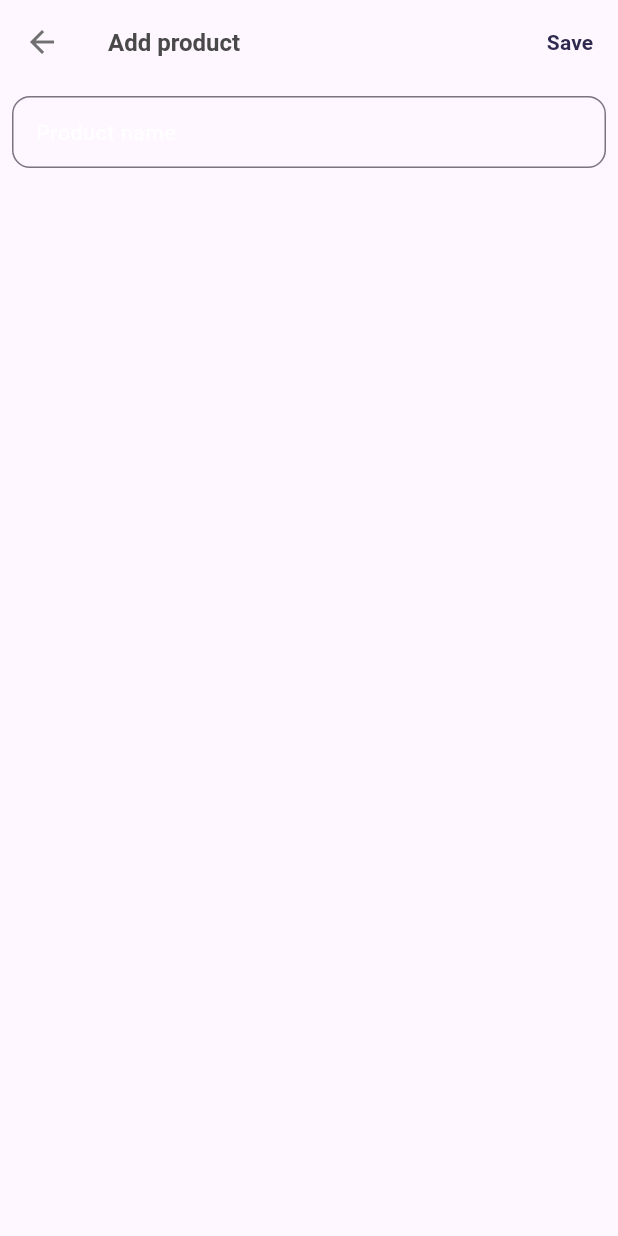
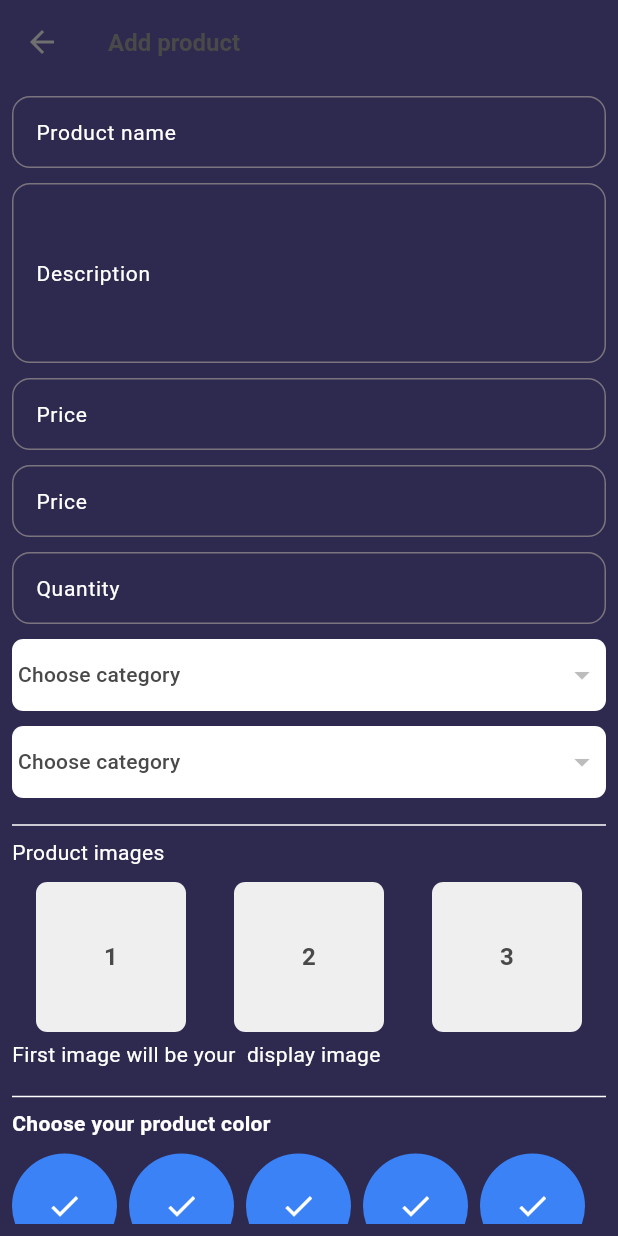
Before and after one commit to MDK301/e_comer_admin, a Flutter app: the ProductsScreen screen opened directly, after a tap on the "add" icon, on a phone screen of 412 x 824 dp. Run offline on Flutter 3.47's test engine with Material 3 defaults, Android fonts, the phone set to English and light mode, and no system bars; our stand-ins replace cloud_firestore, firebase_auth, firebase_core, get, velocity_x; accounts and stored records are empty.

Commit message:
9:58/23:29 26/30

```diff
--- a/lib/const/const.dart
+++ b/lib/const/const.dart
@@ -5,3 +5,4 @@ export 'package:velocity_x/velocity_x.dart';
 export 'package:flutter/material.dart';
 export './images.dart';
 export 'package:get/get.dart';
+export 'package:e_comer_admin/views/widget/text_style.dart';
--- a/lib/views/products_screen/add_product.dart
+++ b/lib/views/products_screen/add_product.dart
@@ -1,4 +1,6 @@
 import 'package:e_comer_admin/const/const.dart';
+import 'package:e_comer_admin/views/products_screen/component/product_dropdown.dart';
+import 'package:e_comer_admin/views/products_screen/component/product_images.dart';
 import 'package:e_comer_admin/views/widget/custom_textfield.dart';
 import 'package:e_comer_admin/views/widget/text_style.dart';
 
@@ -8,6 +10,7 @@ class AddProduct extends StatelessWidget {
   @override
   Widget build(BuildContext context) {
     return Scaffold(
+      backgroundColor: purpleColor,
       appBar: AppBar(
         leading: IconButton(
             onPressed: () {
@@ -22,12 +25,58 @@ class AddProduct extends StatelessWidget {
       ),
       body: Padding(
         padding: const EdgeInsets.all(8.0),
-        child: Column(
-          children: [
-            customTextField(hint: "eg. BMW", label: "Product name"),
-          ],
-        ), // Column
-      ), // Padding
-    ); // Scaffold
+        child: SingleChildScrollView(
+          physics: BouncingScrollPhysics(),
+          child: Column(
+            crossAxisAlignment: CrossAxisAlignment.start,
+            children: [
+              customTextField(hint: "eg. BMW", label: "Product name"),
+              10.heightBox,
+              customTextField(
+                  hint: "eg. Nice product", label: "Description", isDesc: true),
+              10.heightBox,
+              customTextField(hint: "eg. \$100", label: "Price"),
+              10.heightBox,
+              customTextField(hint: "eg. \$100", label: "Price"),
+              10.heightBox,
+              customTextField(hint: "eg. 20", label: "Quantity"),
+              10.heightBox,
+              productDropdown(),
+              10.heightBox,
+              productDropdown(),
+              10.heightBox,
+              Divider(color: white,),
+              normalText(text: "Product images"),
+              10.heightBox,
+
+              Row(
+                mainAxisAlignment: MainAxisAlignment.spaceAround,
+                children: List.generate(3, (index) => producImages(lable: "${index+1}")),
+              ),
+              5.heightBox,
+              normalText(text: "First image will be your  display image"),
+              10.heightBox,
+              Divider(color: white,),
+              boldText(text: "Choose your product color"),
+              10.heightBox,
+              Wrap(
+                spacing: 8.0,
+                runSpacing: 8.0,
+                children: List.generate(
+                  9,
+                      (index) => Stack(
+                    alignment: Alignment.center,
+                    children: [
+                      VxBox().color(Vx.randomPrimaryColor).roundedFull.size(70, 70).make(),
+                      const Icon(Icons.done, color: white),
+                    ],
+                  ),
+                ),
+              ),
+            ],
+          ),
+        ),
+      ),
+    );
   }
 }
--- /dev/null
+++ b/lib/views/products_screen/component/product_dropdown.dart
@@ -0,0 +1,14 @@
+import 'package:e_comer_admin/const/const.dart';
+import 'package:e_comer_admin/views/widget/text_style.dart';
+
+Widget productDropdown() {
+  return DropdownButtonHideUnderline(
+      child: DropdownButton<String>(
+        hint: normalText(text: "Choose category",color: fontGrey),
+        value: null,
+        isExpanded: true,
+        items: const [],
+        onChanged: (value) {},
+      ) // DropdownButton
+  ).box.white.padding(const EdgeInsets.symmetric(horizontal: 4)).roundedSM.make();
+}
--- /dev/null
+++ b/lib/views/products_screen/component/product_images.dart
@@ -0,0 +1,4 @@
+import 'package:e_comer_admin/const/const.dart';
+ Widget producImages({required lable,onPress}){
+   return "$lable".text.bold.color(fontGrey).size(16.0).makeCentered().box.color(lightGrey).size(100, 100).roundedSM.make();
+ }
--- a/lib/views/products_screen/product_detail.dart
+++ b/lib/views/products_screen/product_detail.dart
@@ -41,7 +41,15 @@ class ProductDetails extends StatelessWidget {
                 children: [
                   boldText(text: "Product title", color: fontGrey, size: 16.0),
                   10.heightBox,
-                  // rating
+                  Row(
+                    children: [
+                      boldText(text: "Category", color: fontGrey, size: 16.0),
+                      10.widthBox,
+                      normalText(text: "Subcategory", color: fontGrey, size: 16.0),
+                    ], // Row
+                  ),
+                  10.heightBox,
+                  // RATING
                   VxRating(
                     isSelectable: false,
                     // value: double.parse(data['p_rating']),
--- a/lib/views/products_screen/products_screen.dart
+++ b/lib/views/products_screen/products_screen.dart
@@ -15,7 +15,7 @@ class ProductsScreen extends StatelessWidget {
       floatingActionButton: FloatingActionButton(
         backgroundColor: purpleColor,
         onPressed: () {
-          Get.to(()=>const AddProduct());
+          Get.to(() => const AddProduct());
         },
         child: Icon(
           Icons.add,
@@ -33,7 +33,7 @@ class ProductsScreen extends StatelessWidget {
               (index) => Card(
                 child: ListTile(
                     onTap: () {
-                      Get.to(()=>const ProductDetails());
+                      Get.to(() => ProductDetails());
                     },
                     leading: Image.asset(
                       imgProduct,
@@ -45,9 +45,13 @@ class ProductsScreen extends StatelessWidget {
                       text: "Product title",
                       color: fontGrey,
                     ),
-                    subtitle: normalText(
-                      text: "\$40.0",
-                      color: darkGrey,
+                    subtitle:Row(
+                      crossAxisAlignment: CrossAxisAlignment.start,
+                      children: [
+                        normalText(text: "\$40.0", color: darkGrey),
+                        10.widthBox,
+                        boldText(text: "Featured", color: green),
+                      ],
                     ),
                     trailing: VxPopupMenu(
                       arrowSize: 0.0,
@@ -61,7 +65,8 @@ class ProductsScreen extends StatelessWidget {
                                 Icon(popupMenuIcons[index]),
                                 15.widthBox,
                                 normalText(
-                                    text: popupMenuTitles[index], color: darkGrey)
+                                    text: popupMenuTitles[index],
+                                    color: darkGrey)
                               ],
                             ).onTap(() {}),
                           ),
```
Also changed, not shown: lib/const/firebase_consts.dart (added, +16 -0 lines), lib/controller/auth_controller.dart (added, +59 -0 lines), lib/views/auth_screen/login_screen.dart (+29 -7 lines), lib/views/widget/loading_indicator.dart (added, +8 -0 lines), 1 other file.
